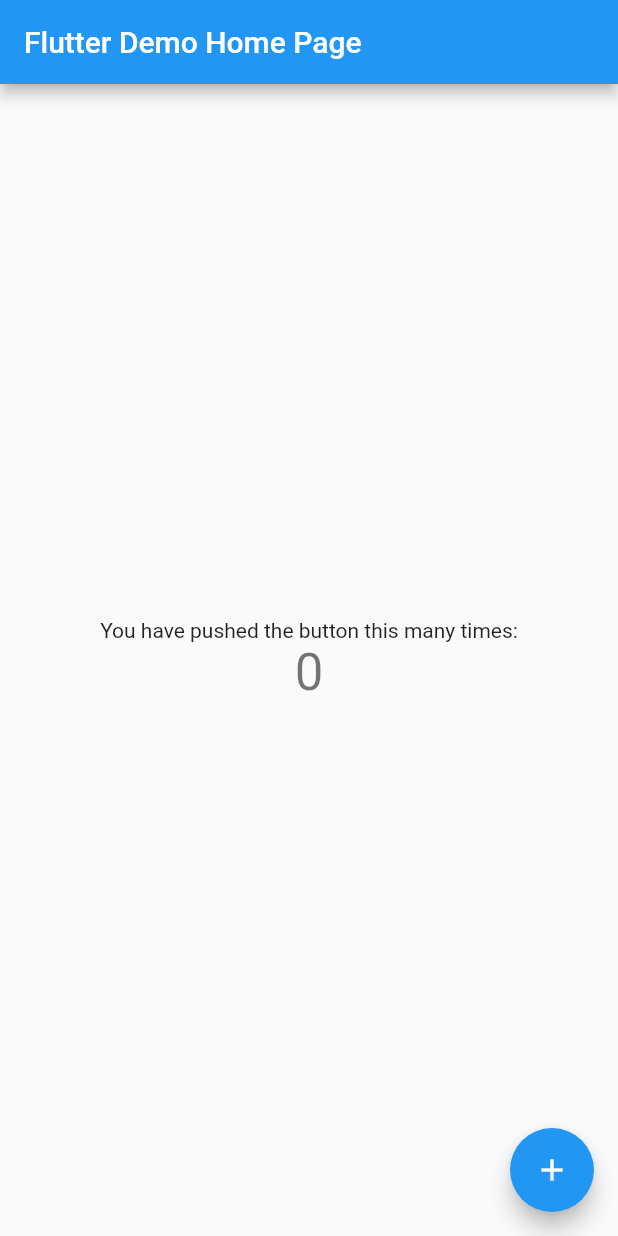
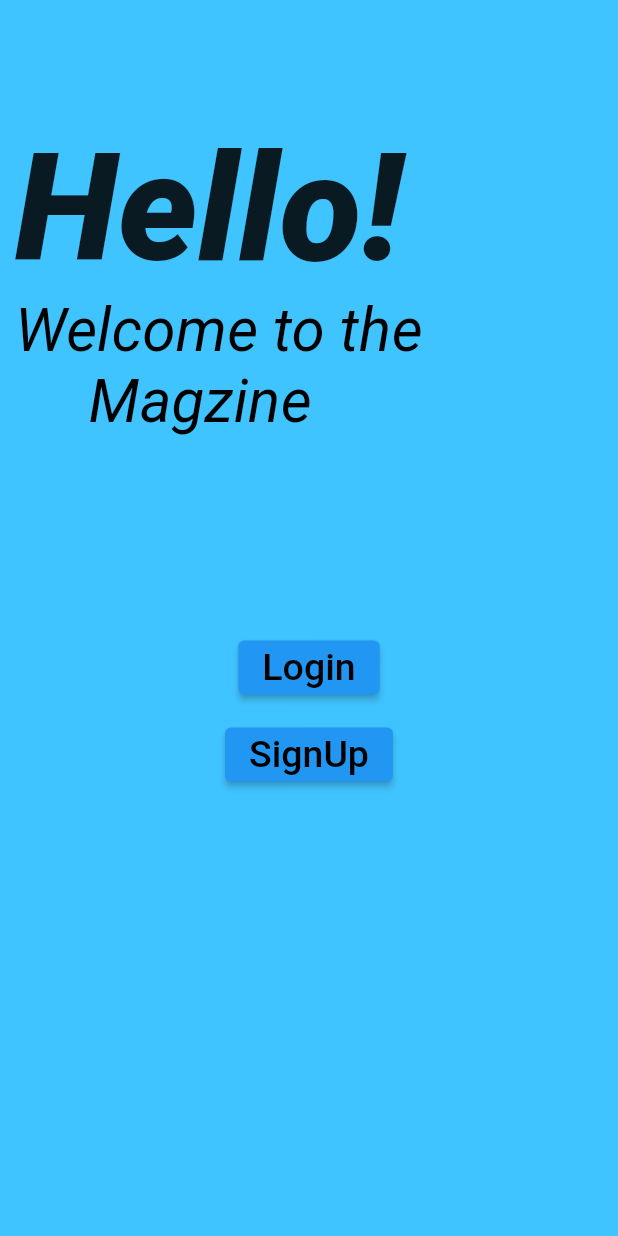
Before and after one commit to Dev4dig/saad-fyp, a Flutter app: the screen it shows after launch, on a phone screen of 412 x 824 dp. Run offline on Flutter 3.47's test engine with Material 2 defaults, Android fonts, the phone set to English and light mode, and no system bars.

Commit message:
code added (project shifted)

```diff
--- /dev/null
+++ b/sadbarg/lib/Pages/welcome.dart
@@ -0,0 +1,72 @@
+import 'package:flutter/material.dart';
+import 'package:sadbarg/Pages/login.dart';
+import 'package:sadbarg/Pages/signup.dart';
+import 'package:sadbarg/Widgets/button.dart';
+
+class Welcome extends StatelessWidget {
+  @override
+  Widget build(BuildContext context) {
+    return MaterialApp(
+      debugShowCheckedModeBanner: false,
+      title: "Magazine",
+      home: Material(
+          child: Scaffold(
+        backgroundColor: Colors.lightBlueAccent.shade200,
+        body: Column(
+          mainAxisAlignment: MainAxisAlignment.start,
+          crossAxisAlignment: CrossAxisAlignment.start,
+          children: [
+            Container(
+                margin: EdgeInsets.only(left: 10, top: 80),
+                child: Text(
+                  "Hello!",
+                  style: TextStyle(
+                    fontSize: 100.0,
+                    fontStyle: FontStyle.italic,
+                    fontWeight: FontWeight.w900,
+                  ),
+                )),
+            Container(
+              margin: EdgeInsets.only(left: 10, right: 30),
+              child: Text(
+                "Welcome to the \n \t \t Magzine",
+                style: TextStyle(
+                  color: Colors.black,
+                  fontSize: 40.0,
+                  fontStyle: FontStyle.italic,
+                  fontWeight: FontWeight.w400,
+                ),
+              ),
+            ),
+            SizedBox(height: 130),
+            Container(
+              child: Center(
+                child: Button(
+                  text: "Login",
+                  onclick: () {
+                    Navigator.push(context,
+                        MaterialPageRoute(builder: (context) => Login()));
+                  },
+                ),
+              ),
+            ),
+            SizedBox(
+              height: 10,
+            ),
+            Container(
+              child: Center(
+                child: Button(
+                  text: "SignUp",
+                  onclick: () {
+                    Navigator.push(context,
+                        MaterialPageRoute(builder: (context) => SignUp()));
+                  },
+                ),
+              ),
+            ),
+          ],
+        ),
+      )),
+    );
+  }
+}
--- /dev/null
+++ b/sadbarg/lib/Widgets/button.dart
@@ -0,0 +1,34 @@
+import 'package:flutter/material.dart';
+
+// ignore: must_be_immutable
+class Button extends StatefulWidget {
+  int btnWidth = 120;
+  int btnHeight = 30;
+  Function onclick;
+  String text;
+
+  Button({this.onclick, this.text});
+  Button.customDim({this.onclick, this.text, this.btnHeight, this.btnWidth});
+
+  @override
+  _ButtonState createState() => _ButtonState();
+}
+
+class _ButtonState extends State<Button> {
+  @override
+  Widget build(BuildContext context) {
+    return ElevatedButton(
+      onPressed: widget.onclick,
+      child: Text(
+        widget.text,
+        style: TextStyle(
+          color: Colors.black,
+          fontSize: 25,
+        ),
+      ),
+      style: ButtonStyle(
+        foregroundColor: MaterialStateProperty.all<Color>(Colors.blue),
+      ),
+    );
+  }
+}
--- a/sadbarg/lib/main.dart
+++ b/sadbarg/lib/main.dart
@@ -1,4 +1,6 @@
 import 'package:flutter/material.dart';
+import 'package:sadbarg/Pages/welcome.dart';
+//import 'package:sadbarg/Widgets/post.dart';
 
 void main() {
   runApp(MyApp());
@@ -9,6 +11,7 @@ class MyApp extends StatelessWidget {
   @override
   Widget build(BuildContext context) {
     return MaterialApp(
+        debugShowCheckedModeBanner: false,
         title: 'Flutter Demo',
         theme: ThemeData(
           // This is the theme of your application.
@@ -22,92 +25,6 @@ class MyApp extends StatelessWidget {
           // is not restarted.
           primarySwatch: Colors.blue,
         ),
-      home: MyHomePage(title: 'Flutter Demo Home Page'),
-    );
+        home: Welcome());
   }
 }
-
-class MyHomePage extends StatefulWidget {
-  MyHomePage({Key? key, required this.title}) : super(key: key);
-
-  // This widget is the home page of your application. It is stateful, meaning
-  // that it has a State object (defined below) that contains fields that affect
-  // how it looks.
-
-  // This class is the configuration for the state. It holds the values (in this
-  // case the title) provided by the parent (in this case the App widget) and
-  // used by the build method of the State. Fields in a Widget subclass are
-  // always marked "final".
-
-  final String title;
-
-  @override
-  _MyHomePageState createState() => _MyHomePageState();
-}
-
-class _MyHomePageState extends State<MyHomePage> {
-  int _counter = 0;
-
-  void _incrementCounter() {
-    setState(() {
-      // This call to setState tells the Flutter framework that something has
-      // changed in this State, which causes it to rerun the build method below
-      // so that the display can reflect the updated values. If we changed
-      // _counter without calling setState(), then the build method would not be
-      // called again, and so nothing would appear to happen.
-      _counter++;
-    });
-  }
-
-  @override
-  Widget build(BuildContext context) {
-    // This method is rerun every time setState is called, for instance as done
-    // by the _incrementCounter method above.
-    //
-    // The Flutter framework has been optimized to make rerunning build methods
-    // fast, so that you can just rebuild anything that needs updating rather
-    // than having to individually change instances of widgets.
-    return Scaffold(
-      appBar: AppBar(
-        // Here we take the value from the MyHomePage object that was created by
-        // the App.build method, and use it to set our appbar title.
-        title: Text(widget.title),
-      ),
-      body: Center(
-        // Center is a layout widget. It takes a single child and positions it
-        // in the middle of the parent.
-        child: Column(
-          // Column is also a layout widget. It takes a list of children and
-          // arranges them vertically. By default, it sizes itself to fit its
-          // children horizontally, and tries to be as tall as its parent.
-          //
-          // Invoke "debug painting" (press "p" in the console, choose the
-          // "Toggle Debug Paint" action from the Flutter Inspector in Android
-          // Studio, or the "Toggle Debug Paint" command in Visual Studio Code)
-          // to see the wireframe for each widget.
-          //
-          // Column has various properties to control how it sizes itself and
-          // how it positions its children. Here we use mainAxisAlignment to
-          // center the children vertically; the main axis here is the vertical
-          // axis because Columns are vertical (the cross axis would be
-          // horizontal).
-          mainAxisAlignment: MainAxisAlignment.center,
-          children: <Widget>[
-            Text(
-              'You have pushed the button this many times:',
-            ),
-            Text(
-              '$_counter',
-              style: Theme.of(context).textTheme.headline4,
-            ),
-          ],
-        ),
-      ),
-      floatingActionButton: FloatingActionButton(
-        onPressed: _incrementCounter,
-        tooltip: 'Increment',
-        child: Icon(Icons.add),
-      ), // This trailing comma makes auto-formatting nicer for build methods.
-    );
-  }
-}
```
Also changed, not shown: sadbarg/lib/Pages/login.dart (added, +166 -0 lines), sadbarg/lib/Pages/signup.dart (added, +75 -0 lines), sadbarg/lib/Widgets/cardd.dart (added, +171 -0 lines), sadbarg/lib/Widgets/post.dart (added, +118 -0 lines). Lines whose indentation alone changed are shown as unchanged.
